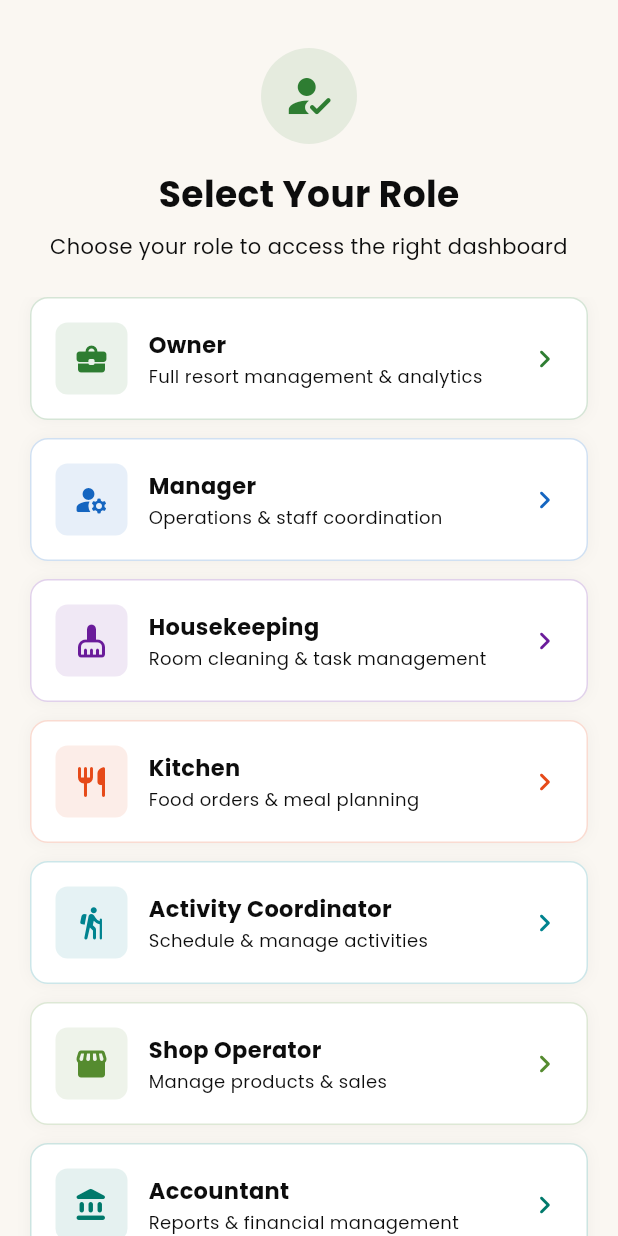
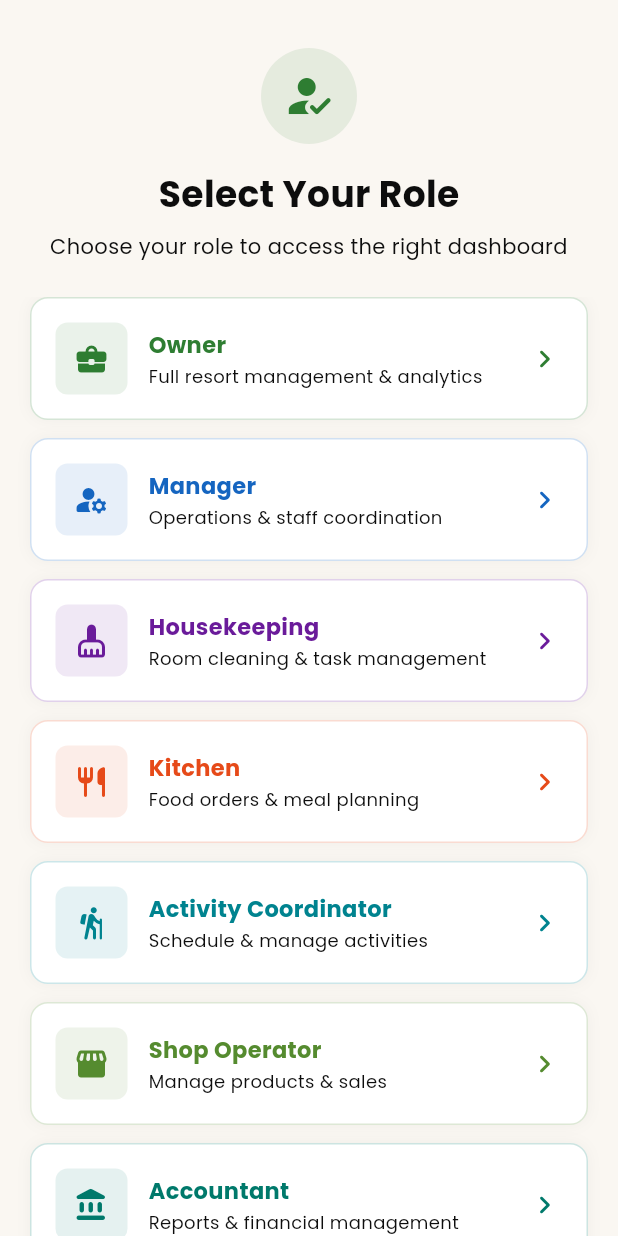
Before and after one commit to Chaitali2494/anjanvel-erp, a Flutter app: the screen it shows after launch, on a phone screen of 412 x 824 dp. Run offline on Flutter 3.47's test engine with Material 3 defaults, Android fonts, the phone set to English and light mode, and no system bars; our stand-ins replace firebase_core, firebase_messaging, fl_chart, flutter_local_notifications, flutter_riverpod, go_router and 7 more; missing offline and left inert: excel; accounts and stored records are empty.

Commit message:
fix: role names visible + SHG shop dashboard

```diff
--- a/flutter_app/lib/features/auth/presentation/screens/role_selection_screen.dart
+++ b/flutter_app/lib/features/auth/presentation/screens/role_selection_screen.dart
@@ -94,7 +94,7 @@ class _RoleCard extends StatelessWidget {
               child: Column(
                 crossAxisAlignment: CrossAxisAlignment.start,
                 children: [
-                  Text(role.label, style: const TextStyle(fontWeight: FontWeight.bold, fontSize: 15)),
+                  Text(role.label, style: TextStyle(fontWeight: FontWeight.bold, fontSize: 15, color: role.color)),
                   const SizedBox(height: 2),
                   Text(role.description, style: const TextStyle(color: AppTheme.textPrimary, fontSize: 12)),
                 ],
```
